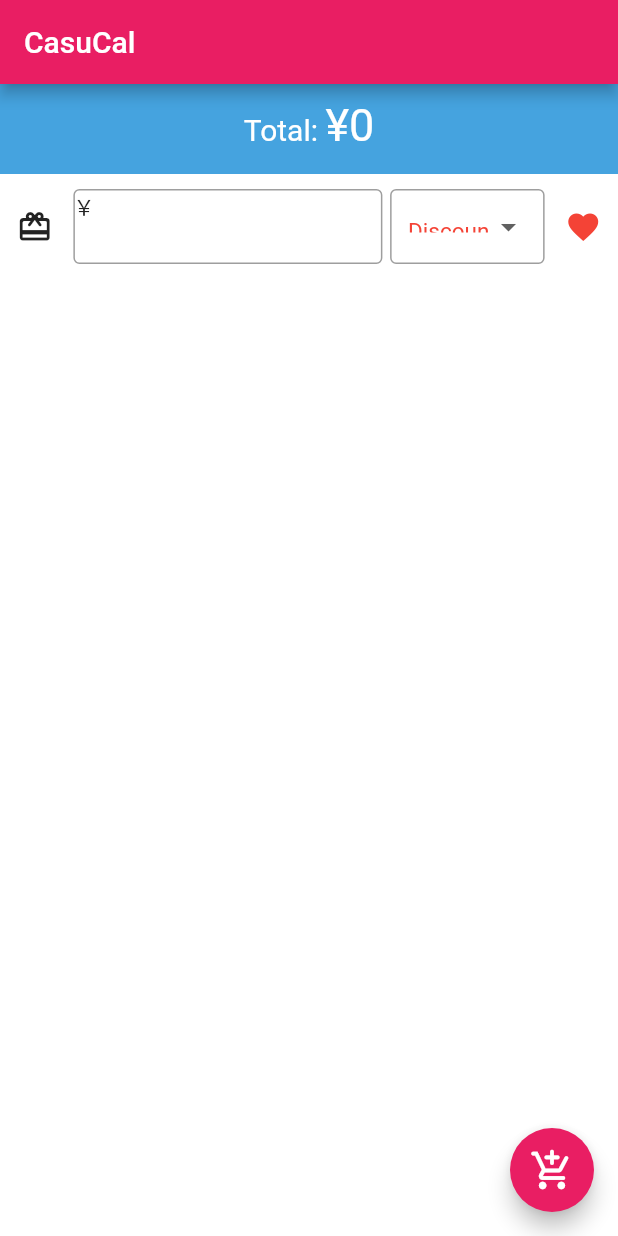
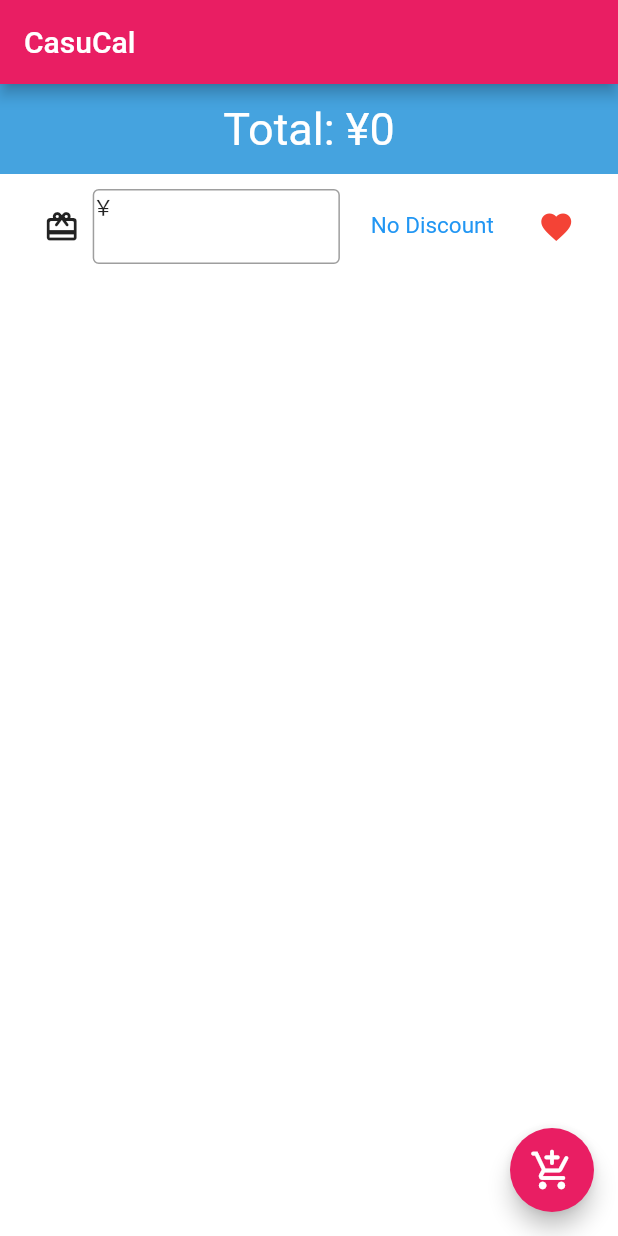
Before and after one commit to matasaburo/casucal, a Flutter app: the screen it shows after launch, after a tap on the "add shopping cart" icon, on a phone screen of 412 x 824 dp. Run offline on Flutter 3.47's test engine with Material 2 defaults, Android fonts, the light colour scheme and no system bars.

Commit message:
implement interlocking with heart icon

```diff
--- a/lib/models/cart.dart
+++ b/lib/models/cart.dart
@@ -45,14 +45,16 @@ class CartModel extends ChangeNotifier {
   }
 
   void changePickUp(Item item) {
-    item.pickup = !item.pickup;
+    item.isPicked = !item.isPicked;
     notifyListeners();
   }
 
   int _calcSumPrice() {
     int sumPrice = 0;
     for (int i = 0; i < this.items.length; i++) {
-      sumPrice += _items[i].price;
+      if (_items[i].isPicked) {
+        sumPrice += _items[i].price;
+      }
     }
     return sumPrice;
   }
@@ -60,7 +62,9 @@ class CartModel extends ChangeNotifier {
   int _calcSumDiscount() {
     int sumDiscount = 0;
     for (int i = 0; i < this.items.length; i++) {
-      sumDiscount += (_items[i].price * _items[i].discount / 100).round();
+      if (_items[i].isPicked) {
+        sumDiscount += (_items[i].price * _items[i].discount / 100).round();
+      }
     }
     return sumDiscount;
   }
--- a/lib/models/item.dart
+++ b/lib/models/item.dart
@@ -4,7 +4,7 @@ class Item {
   String category = "other";
   int price = 0;
   int discount = 0;
-  bool pickup = true;
+  bool isPicked = true;
   TextEditingController priceController = TextEditingController();
   TextEditingController discountController = TextEditingController();
 
@@ -12,7 +12,7 @@ class Item {
     required String category,
     required int price,
     required int discount,
-    required bool pickup,
+    required bool isPicked,
     required TextEditingController priceController,
     required TextEditingController discountController,
   });
--- a/lib/screens/cart.dart
+++ b/lib/screens/cart.dart
@@ -41,10 +41,8 @@ class _CartTotal extends State<CartTotal> {
     var cart = context.watch<CartModel>();
     final double rowHeight = 60.0;
 
-    String hexString = "45a3df";//color code
-    Color(int.parse("0xff$hexString"));
-
-//    String priceText = NumberFormat('#,##0').format(cart.sumDiscountedPrice.toString());
+    String hexString = "45a3df"; //color code
+    // String priceText = NumberFormat('#,##0').format(cart.sumDiscountedPrice.toString());
 
     return Container(
       color: Color(int.parse("0xff$hexString")),
@@ -55,25 +53,14 @@ class _CartTotal extends State<CartTotal> {
         children: [
           Container(
             height: rowHeight,
-            padding: EdgeInsets.only(top: 19),
-            child: Text(
-              "Total: ",
-              style: const TextStyle(
-                color: Colors.white,
-                fontSize: 20,
-              ),
-            ),
-          ),
-          Container(
-            height: rowHeight,
-            padding: EdgeInsets.only(top: 10),
-            child: Text(
-              '¥${cart.sumDiscountedPrice.toString()}',
-//              '¥'+priceText,
-              textAlign: TextAlign.start,
-              style: const TextStyle(
-                color: Colors.white,
-                fontSize: 30,
+            child: Center(
+              child: Text(
+                'Total: ¥${cart.sumDiscountedPrice.toString()}',
+                textAlign: TextAlign.start,
+                style: const TextStyle(
+                  color: Colors.white,
+                  fontSize: 30,
+                ),
               ),
             ),
           ),
@@ -122,7 +109,7 @@ class _AddItemButton extends StatelessWidget {
           category: "other",
           price: 0,
           discount: 0,
-          pickup: true,
+          isPicked: true,
           priceController: TextEditingController(),
           discountController: TextEditingController(),
         ));
@@ -176,11 +163,9 @@ class _ItemRow extends State<_ItemRowStatefullWidget> {
 
     return Container(
       margin: EdgeInsets.only(top: 10),
-
       child: Row(
-
         mainAxisSize: MainAxisSize.max,
-        mainAxisAlignment: MainAxisAlignment.spaceAround,
+        mainAxisAlignment: MainAxisAlignment.center,
         children: [
           Container(
             width: 0.1 * size.width,
@@ -193,14 +178,13 @@ class _ItemRow extends State<_ItemRowStatefullWidget> {
             ),
           ),
           Container(
-            width: 0.5 * size.width,
+            width: 0.4 * size.width,
             height: rowHeight,
-
             child: TextFormField(
               controller: cart.items[index].priceController, // _controller,
               enabled: true,
               keyboardType: TextInputType.number,
-              style: TextStyle(color: Colors.black,fontSize: fontsize),
+              style: TextStyle(color: Colors.black, fontSize: fontsize),
               decoration: InputDecoration(
                 border: OutlineInputBorder(
                   borderSide: BorderSide(
@@ -214,25 +198,24 @@ class _ItemRow extends State<_ItemRowStatefullWidget> {
               },
             ),
           ),
+          SizedBox(
+            width: 0.05 * size.width,
+          ),
           Container(
             width: 0.25 * size.width,
             height: rowHeight,
             child: DropdownButtonFormField<int>(
               value: cart.items[index].discount,
-//            icon: const Icon(Icons.arrow_drop_down),
-//            iconSize: 24,
-//            elevation: 8,　▼消したいけど消えない？
-              isExpanded: true,
+              icon: const Icon(Icons.arrow_drop_down),
+              iconSize: 0,
+              elevation: 4,
+              // isExpanded: false,
               style: const TextStyle(
-                  color: Colors.red,
-                  decoration: TextDecoration.none //アンダーラインが消えない？
+                color: Colors.blue,
+                fontSize: 10.0,
               ),
-              decoration: InputDecoration( //これを入れるとテキストの下半分が消える？
-                border: OutlineInputBorder(
-                  borderSide: BorderSide(
-                    color: Colors.pink,
-                  ),
-                ),
+              decoration: InputDecoration(
+                border: InputBorder.none,
               ),
               onChanged: (discount) {
                 cart.setItemDiscount(cart.items[index], discount);
@@ -245,8 +228,10 @@ class _ItemRow extends State<_ItemRowStatefullWidget> {
             height: rowHeight,
             child: IconButton(
               icon: Icon(
-                cart.items[index].pickup ? Icons.favorite : Icons.favorite_border,
-                color: cart.items[index].pickup ? Colors.red : null,
+                cart.items[index].isPicked
+                    ? Icons.favorite
+                    : Icons.favorite_border,
+                color: cart.items[index].isPicked ? Colors.red : null,
               ),
               onPressed: () {
                 cart.changePickUp(cart.items[index]);
@@ -262,7 +247,7 @@ class _ItemRow extends State<_ItemRowStatefullWidget> {
     double fontsize = 15.0;
     _discountList
       ..add(DropdownMenuItem(
-        child: Text('Discount', style: TextStyle(fontSize: fontsize)),
+        child: Text('No Discount', style: TextStyle(fontSize: fontsize)),
         value: 0,
       ))
       ..add(DropdownMenuItem(
```
